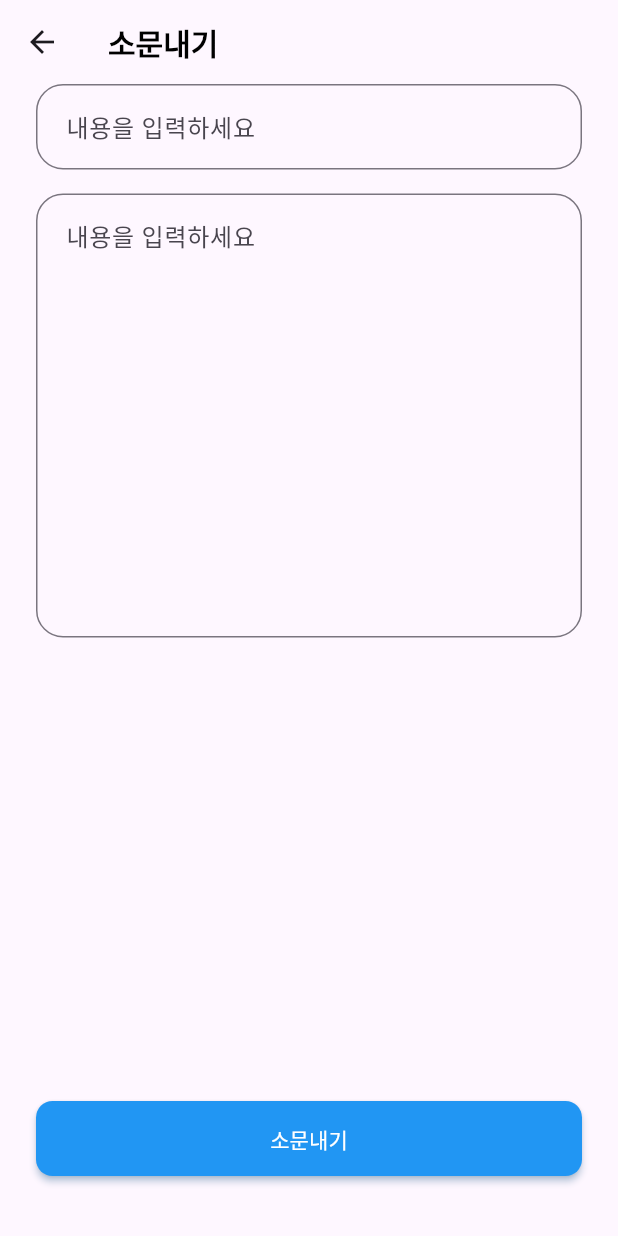
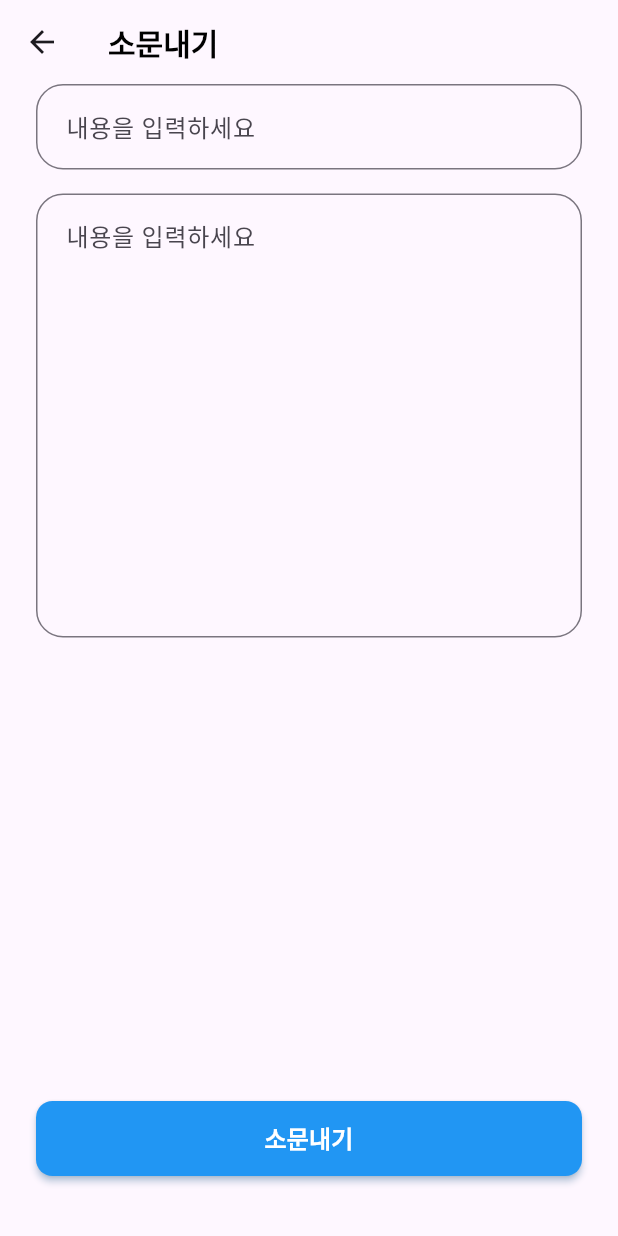
Before and after one commit to HongWonjong/region-based-chat, a Flutter app: the StoryCreatePage screen opened directly, on a phone screen of 412 x 824 dp. Run offline on Flutter 3.47's test engine with Material 3 defaults, Android fonts, the phone set to English and light mode, and no system bars; our stand-ins replace firebase_core; accounts and stored records are empty; generated files the repository leaves out were written again; statements that could not run were skipped.

Commit message:
feat: 스토리 생성 페이지 버튼 텍스트 스타일 수정

```diff
--- a/lib/pages/story_create_page.dart
+++ b/lib/pages/story_create_page.dart
@@ -53,7 +53,13 @@ class StoryCreatePage extends StatelessWidget {
                     borderRadius: BorderRadius.circular(11),
                   ),
                 ),
-                child: Text('소문내기'),
+                child: Text(
+                  '소문내기',
+                  style: TextStyle(
+                    fontSize: 16,
+                    fontWeight: FontWeight.bold,
+                  ),
+                ),
               ),
             ),
             SizedBox(height: 40)
```
